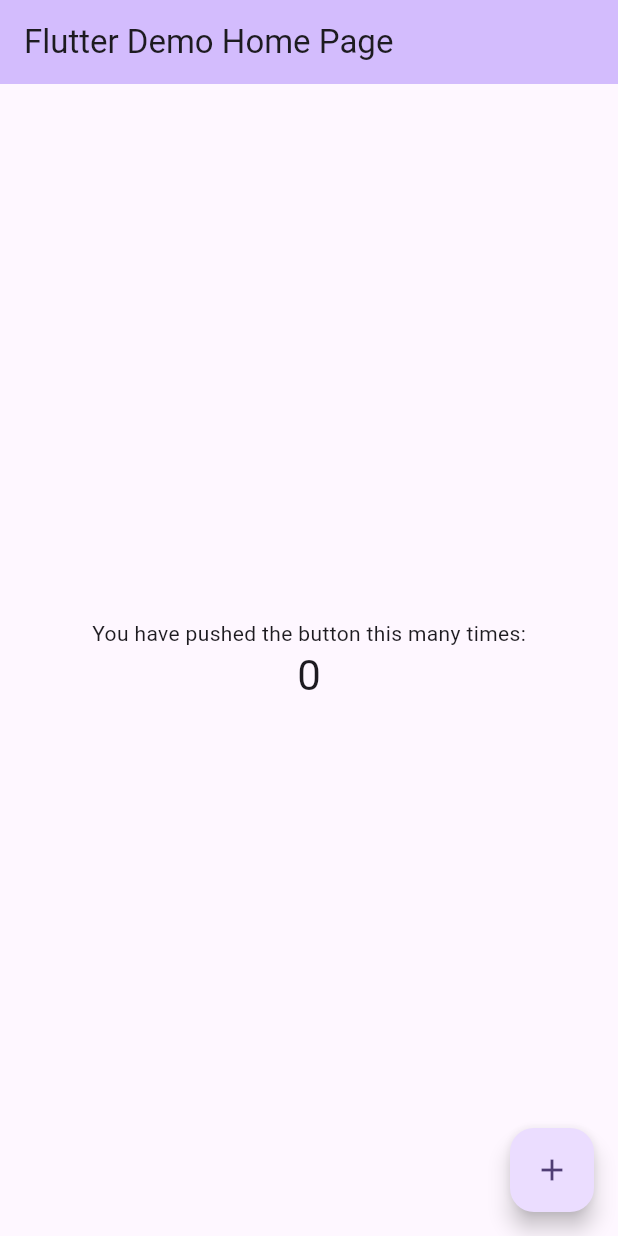
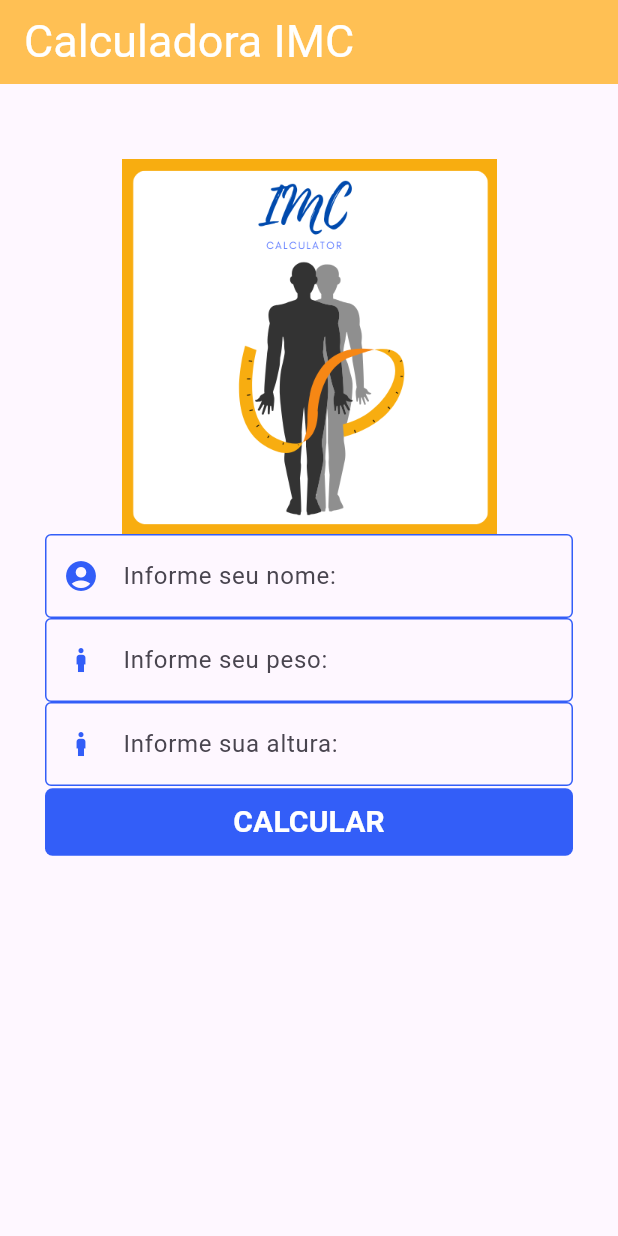
Before and after one commit to Edilainecsilva/flutter_calculator, a Flutter app: the screen it shows after launch, on a phone screen of 412 x 824 dp. Run offline on Flutter 3.47's test engine with Material 3 defaults, Android fonts, the phone set to English and light mode, and no system bars; missing offline and left inert: dart:ffi.

Commit message:
Atualizações de telas

```diff
--- a/lib/main.dart
+++ b/lib/main.dart
@@ -1,125 +1,7 @@
 import 'package:flutter/material.dart';
+import 'package:flutter_calculator/pages/my_app.dart';
 
-void main() {
+
+void main(){
   runApp(const MyApp());
 }
-
-class MyApp extends StatelessWidget {
-  const MyApp({super.key});
-
-  // This widget is the root of your application.
-  @override
-  Widget build(BuildContext context) {
-    return MaterialApp(
-      title: 'Flutter Demo',
-      theme: ThemeData(
-        // This is the theme of your application.
-        //
-        // TRY THIS: Try running your application with "flutter run". You'll see
-        // the application has a purple toolbar. Then, without quitting the app,
-        // try changing the seedColor in the colorScheme below to Colors.green
-        // and then invoke "hot reload" (save your changes or press the "hot
-        // reload" button in a Flutter-supported IDE, or press "r" if you used
-        // the command line to start the app).
-        //
-        // Notice that the counter didn't reset back to zero; the application
-        // state is not lost during the reload. To reset the state, use hot
-        // restart instead.
-        //
-        // This works for code too, not just values: Most code changes can be
-        // tested with just a hot reload.
-        colorScheme: ColorScheme.fromSeed(seedColor: Colors.deepPurple),
-        useMaterial3: true,
-      ),
-      home: const MyHomePage(title: 'Flutter Demo Home Page'),
-    );
-  }
-}
-
-class MyHomePage extends StatefulWidget {
-  const MyHomePage({super.key, required this.title});
-
-  // This widget is the home page of your application. It is stateful, meaning
-  // that it has a State object (defined below) that contains fields that affect
-  // how it looks.
-
-  // This class is the configuration for the state. It holds the values (in this
-  // case the title) provided by the parent (in this case the App widget) and
-  // used by the build method of the State. Fields in a Widget subclass are
-  // always marked "final".
-
-  final String title;
-
-  @override
-  State<MyHomePage> createState() => _MyHomePageState();
-}
-
-class _MyHomePageState extends State<MyHomePage> {
-  int _counter = 0;
-
-  void _incrementCounter() {
-    setState(() {
-      // This call to setState tells the Flutter framework that something has
-      // changed in this State, which causes it to rerun the build method below
-      // so that the display can reflect the updated values. If we changed
-      // _counter without calling setState(), then the build method would not be
-      // called again, and so nothing would appear to happen.
-      _counter++;
-    });
-  }
-
-  @override
-  Widget build(BuildContext context) {
-    // This method is rerun every time setState is called, for instance as done
-    // by the _incrementCounter method above.
-    //
-    // The Flutter framework has been optimized to make rerunning build methods
-    // fast, so that you can just rebuild anything that needs updating rather
-    // than having to individually change instances of widgets.
-    return Scaffold(
-      appBar: AppBar(
-        // TRY THIS: Try changing the color here to a specific color (to
-        // Colors.amber, perhaps?) and trigger a hot reload to see the AppBar
-        // change color while the other colors stay the same.
-        backgroundColor: Theme.of(context).colorScheme.inversePrimary,
-        // Here we take the value from the MyHomePage object that was created by
-        // the App.build method, and use it to set our appbar title.
-        title: Text(widget.title),
-      ),
-      body: Center(
-        // Center is a layout widget. It takes a single child and positions it
-        // in the middle of the parent.
-        child: Column(
-          // Column is also a layout widget. It takes a list of children and
-          // arranges them vertically. By default, it sizes itself to fit its
-          // children horizontally, and tries to be as tall as its parent.
-          //
-          // Column has various properties to control how it sizes itself and
-          // how it positions its children. Here we use mainAxisAlignment to
-          // center the children vertically; the main axis here is the vertical
-          // axis because Columns are vertical (the cross axis would be
-          // horizontal).
-          //
-          // TRY THIS: Invoke "debug painting" (choose the "Toggle Debug Paint"
-          // action in the IDE, or press "p" in the console), to see the
-          // wireframe for each widget.
-          mainAxisAlignment: MainAxisAlignment.center,
-          children: <Widget>[
-            const Text(
-              'You have pushed the button this many times:',
-            ),
-            Text(
-              '$_counter',
-              style: Theme.of(context).textTheme.headlineMedium,
-            ),
-          ],
-        ),
-      ),
-      floatingActionButton: FloatingActionButton(
-        onPressed: _incrementCounter,
-        tooltip: 'Increment',
-        child: const Icon(Icons.add),
-      ), // This trailing comma makes auto-formatting nicer for build methods.
-    );
-  }
-}
--- /dev/null
+++ b/lib/pages/home_page.dart
@@ -0,0 +1,127 @@
+import 'package:flutter/material.dart';
+import 'package:flutter_calculator/class/people.dart';
+
+class HomePage extends StatefulWidget {
+  const HomePage({super.key});
+
+  @override
+  State<HomePage> createState() => _HomePageState();
+}
+
+class _HomePageState extends State<HomePage> {
+
+  //var people = People(name, weight, height);
+
+ // static String get name => "";
+
+ String name = "";
+
+  @override
+  Widget build(BuildContext context) {
+    return SafeArea(
+      child: Scaffold(
+        appBar: AppBar(
+        backgroundColor: const Color.fromARGB(255, 255, 192, 84),
+        title: const Text(
+          "Calculadora IMC",
+          style: TextStyle(fontWeight: FontWeight.w400, fontSize: 30, color: Colors.white),
+        ),
+      ),
+        body: SingleChildScrollView(
+          child: ConstrainedBox(
+            constraints: BoxConstraints(
+              maxHeight: MediaQuery.of(context).size.height,
+            ),
+            child: Column(
+              crossAxisAlignment: CrossAxisAlignment.center,
+              children: [
+                const SizedBox(
+                  height: 50,
+                ),
+                Row(
+                  children: [
+                    Expanded(child: Container()),
+                    Expanded(
+                      flex: 8,
+                      child:
+                      Image.asset(
+                        'assets/imagens/logo.png',
+                        height: 250,),
+                    ),
+                    Expanded(child: Container()),
+                  ],
+                ),
+
+                Container(
+                  width: double.infinity,
+                  margin: const EdgeInsets.symmetric(horizontal: 30),
+                  alignment: Alignment.center,
+                  child: const SizedBox(
+                    width: double.infinity,
+                    child: TextField (
+                      /*onChanged: (value) {
+                        name = value;
+                      },*/
+                      decoration: InputDecoration(
+                        enabledBorder: OutlineInputBorder(borderSide: BorderSide(color:Color.fromARGB(255, 51, 94, 248))),
+                        hintText:"Informe seu nome: ",
+                        prefixIcon: Icon(Icons.account_circle_rounded, color: Color.fromARGB(255, 51, 94, 248),)),
+                    ),
+                  ),
+                ),
+
+                Container(
+                  width: double.infinity,
+                  margin: const EdgeInsets.symmetric(horizontal: 30),
+                  alignment: Alignment.center,
+                  child: const SizedBox(
+                    width: double.infinity,
+                    child: TextField (
+                      decoration: InputDecoration(
+                        enabledBorder: OutlineInputBorder(borderSide: BorderSide(color:Color.fromARGB(255, 51, 94, 248))),
+                        hintText:"Informe seu peso: ",
+                        prefixIcon: Icon(Icons.boy_sharp, color: Color.fromARGB(255, 51, 94, 248),)),
+                    ),
+                  ),
+                ),
+
+                Container(
+                  width: double.infinity,
+                  margin: const EdgeInsets.symmetric(horizontal: 30),
+                  alignment: Alignment.center,
+                  child: const SizedBox(
+                    width: double.infinity,
+                    child: TextField (
+                      decoration: InputDecoration(
+                        enabledBorder: OutlineInputBorder(borderSide: BorderSide(color:Color.fromARGB(255, 51, 94, 248))),
+                        hintText:"Informe sua altura: ",
+                        prefixIcon: Icon(Icons.boy_sharp, color: Color.fromARGB(255, 51, 94, 248),)),
+                    ),
+                  ),
+                ),
+
+                Container(
+                  width: double.infinity,
+                  margin: const EdgeInsets.symmetric(horizontal: 30),
+                  alignment: Alignment.center,
+                  child: SizedBox(
+                    width: double.infinity,
+                    child: TextButton(
+                      onPressed: () {},
+                      style: ButtonStyle(
+                        backgroundColor: MaterialStateProperty.all(const Color.fromARGB(255, 51, 94, 248)),
+                        shape: MaterialStateProperty.all(RoundedRectangleBorder(borderRadius: BorderRadius.circular(5))),
+                      ),
+                      child: const Text("CALCULAR",
+                        style: TextStyle(color: Colors.white, fontSize: 20, fontWeight: FontWeight.w700)),
+                      ),
+                      ),
+                  ),
+              ],
+            ),
+          ),
+        ),
+      ),
+    );
+  }
+}
--- /dev/null
+++ b/lib/pages/my_app.dart
@@ -0,0 +1,14 @@
+import 'package:flutter/material.dart';
+import 'home_page.dart';
+
+class MyApp extends StatelessWidget {
+  const MyApp({super.key});
+
+  @override
+  Widget build(BuildContext context) {
+    return const MaterialApp(
+      debugShowCheckedModeBanner: false,
+      home: HomePage(),
+    );
+  }
+}
--- a/pubspec.yaml
+++ b/pubspec.yaml
@@ -35,6 +35,7 @@ dependencies:
   # The following adds the Cupertino Icons font to your application.
   # Use with the CupertinoIcons class for iOS style icons.
   cupertino_icons: ^1.0.2
+  google_fonts: ^6.1.0
 
 dev_dependencies:
   flutter_test:
@@ -45,7 +46,7 @@ dev_dependencies:
   # activated in the `analysis_options.yaml` file located at the root of your
   # package. See that file for information about deactivating specific lint
   # rules and activating additional ones.
-  flutter_lints: ^2.0.0
+  flutter_lints: ^3.0.1
 
 # For information on the generic Dart part of this file, see the
 # following page: https://dart.dev/tools/pub/pubspec
@@ -58,6 +59,8 @@ flutter:
   # the material Icons class.
   uses-material-design: true
 
+  assets:
+    - assets/imagens/logo.png
   # To add assets to your application, add an assets section, like this:
   # assets:
   #   - images/a_dot_burr.jpeg
```
Also changed, not shown: lib/class/people.dart (added, +44 -0 lines), lib/service/utils.dart (added, +42 -0 lines), assets/imagens/logo.png (added), pubspec.lock, 3 other files.
